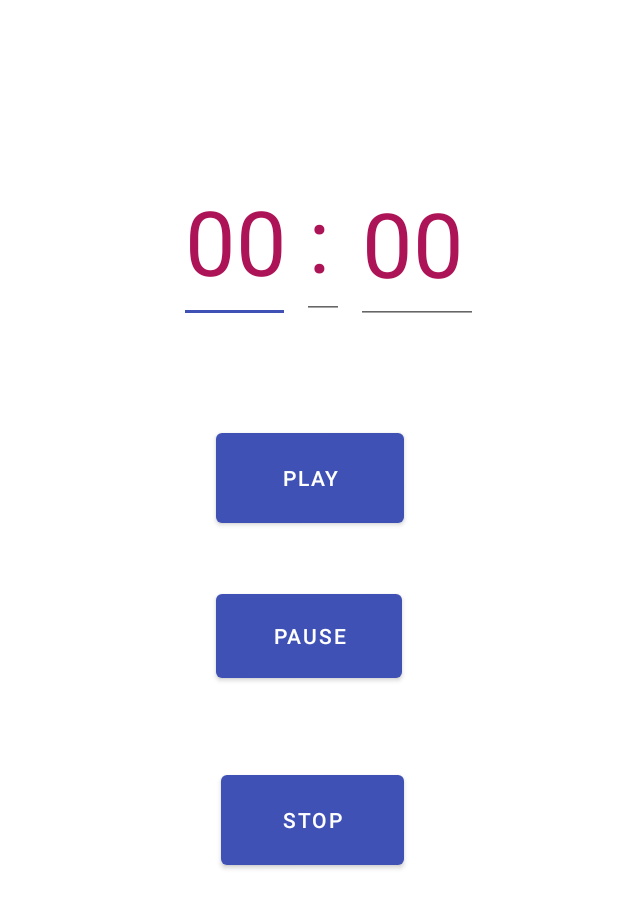
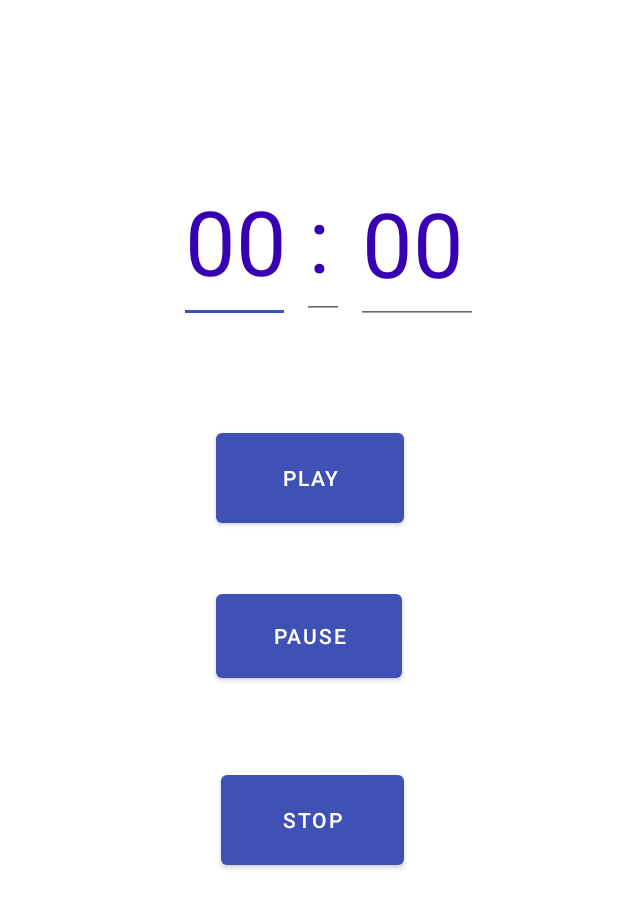
Before and after one commit to daniferna/Clock, an Android app: the fragment TimerFragment shown on its own in the app's theme, on a phone screen of 412 x 824 dp. Shown: the top 908 px of the screen. Run offline under Robolectric (Android 15) with nearby library versions, the phone set to English and light mode, and no system bars.

Commit message:
cambio estilo chrono y tempo

```diff
--- a/app/src/main/java/es/uniovi/uo257977/clock/AddAlarmActivity.java
+++ b/app/src/main/java/es/uniovi/uo257977/clock/AddAlarmActivity.java
@@ -34,7 +34,7 @@ public class AddAlarmActivity extends AppCompatActivity {
         super.onCreate(savedInstanceState);
         setContentView(R.layout.activity_add_alarm);
 
-        timePicker = findViewById(R.id.timePicker_addAlarm);
+        timePicker = findViewById(R.id.timePicker_timer);
         timePicker.setIs24HourView(true);
         if (Build.VERSION.SDK_INT >= Build.VERSION_CODES.M)
             //Arregla un bug de algunas versiones de Android que no ponen bien la hora en formato 24H
@@ -64,7 +64,7 @@ public class AddAlarmActivity extends AppCompatActivity {
         Alarm alarma = new Alarm();
 
 
-        TimePicker time = findViewById(R.id.timePicker_addAlarm);
+        TimePicker time = findViewById(R.id.timePicker_timer);
         Calendar cal = Calendar.getInstance();
         cal.clear();
         if (Build.VERSION.SDK_INT >= Build.VERSION_CODES.M) {
--- a/app/src/main/res/layout/activity_add_alarm.xml
+++ b/app/src/main/res/layout/activity_add_alarm.xml
@@ -7,7 +7,7 @@
     tools:context=".AddAlarmActivity">
 
     <TimePicker
-        android:id="@+id/timePicker_addAlarm"
+        android:id="@+id/timePicker_timer"
         android:layout_width="0dp"
         android:layout_height="wrap_content"
         android:theme="@android:style/Widget.Material.TimePicker"
@@ -27,7 +27,7 @@
         app:hintEnabled="true"
         app:layout_constraintEnd_toEndOf="parent"
         app:layout_constraintStart_toStartOf="parent"
-        app:layout_constraintTop_toBottomOf="@+id/timePicker_addAlarm">
+        app:layout_constraintTop_toBottomOf="@+id/timePicker_timer">
 
         <com.google.android.material.textfield.TextInputEditText
             android:id="@+id/nombreAlarmaTxt"
--- a/app/src/main/res/layout/fragment_stopwatch.xml
+++ b/app/src/main/res/layout/fragment_stopwatch.xml
@@ -64,7 +64,7 @@
         android:layout_marginBottom="8dp"
         android:textAlignment="center"
         android:textAppearance="@style/TextAppearance.AppCompat.Large"
-        android:textColor="#ad1457"
+        android:textColor="@color/design_default_color_primary_dark"
         android:textSize="60sp"
         app:layout_constraintBottom_toBottomOf="parent"
         app:layout_constraintEnd_toEndOf="parent"
--- a/app/src/main/res/layout/fragment_timer.xml
+++ b/app/src/main/res/layout/fragment_timer.xml
@@ -67,7 +67,7 @@
         android:ems="10"
         android:inputType="numberDecimal"
         android:text="@string/cero"
-        android:textColor="#ad1457"
+        android:textColor="@color/design_default_color_primary_dark"
         android:textSize="60sp"
         app:layout_constraintBottom_toBottomOf="parent"
         app:layout_constraintEnd_toStartOf="@+id/dosPuntos"
@@ -89,7 +89,7 @@
         android:longClickable="false"
         android:screenReaderFocusable="false"
         android:text="@string/cero"
-        android:textColor="#ad1457"
+        android:textColor="@color/design_default_color_primary_dark"
         android:textColorLink="@color/accent"
         android:textSize="60sp"
         app:layout_constraintBottom_toBottomOf="parent"
@@ -113,7 +113,7 @@
         android:focusableInTouchMode="false"
         android:inputType="textPersonName"
         android:text=":"
-        android:textColor="#ad1457"
+        android:textColor="@color/design_default_color_primary_dark"
         android:textIsSelectable="false"
         android:textSize="60sp"
         app:layout_constraintBottom_toBottomOf="parent"
```
Also changed, not shown: 7 other files.
